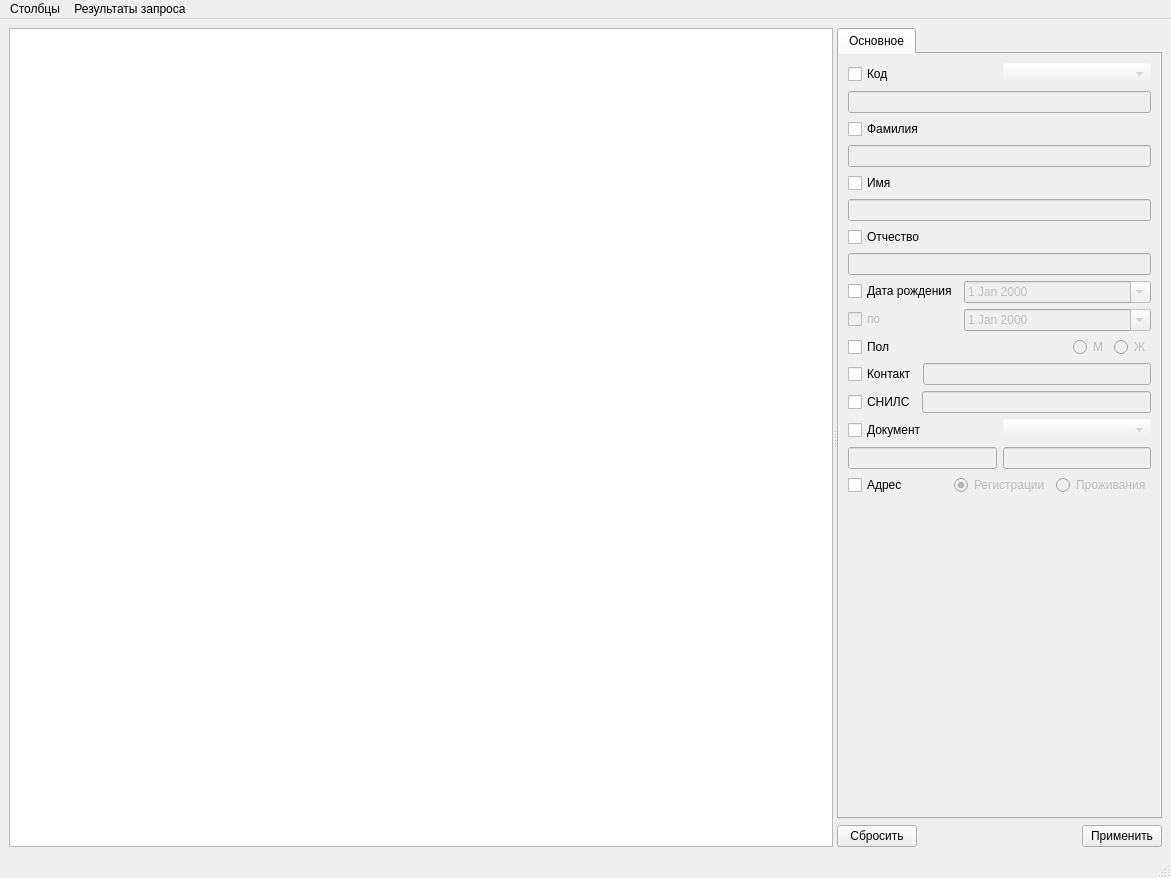
This is search_window.ui in glooer/dip as Qt 5 draws it before an edit. The edited form follows.
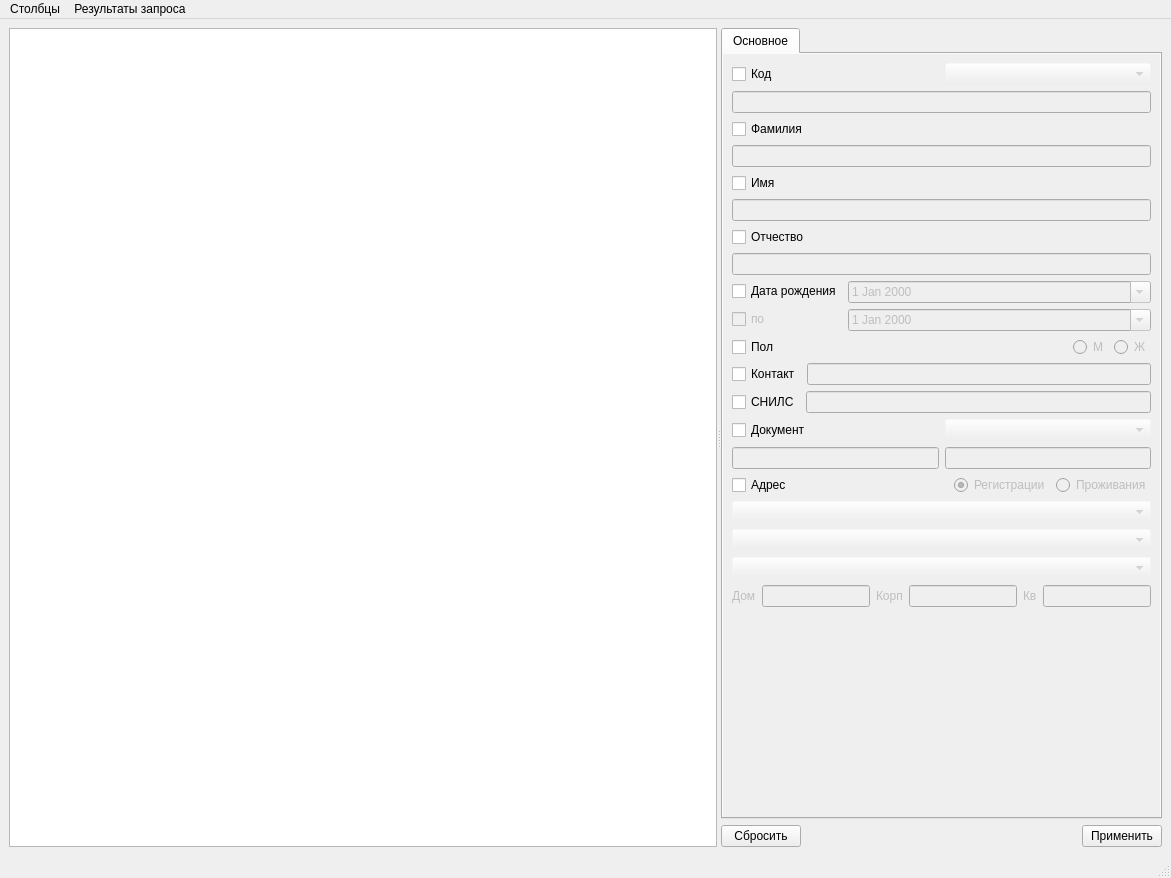
This is the edited form.

```diff
--- a/search_window.ui
+++ b/search_window.ui
@@ -415,6 +415,13 @@
                 </item>
                 <item>
                  <layout class="QGridLayout" name="address_Layout">
+                  <item row="2" column="0" colspan="3">
+                   <widget class="QComboBox" name="address_select_city">
+                    <property name="enabled">
+                     <bool>false</bool>
+                    </property>
+                   </widget>
+                  </item>
                   <item row="0" column="2">
                    <layout class="QHBoxLayout" name="horizontalLayout">
                     <item>
@@ -451,13 +458,6 @@
                     </item>
                    </layout>
                   </item>
-                  <item row="0" column="0">
-                   <widget class="QCheckBox" name="address_checkBox">
-                    <property name="text">
-                     <string>Адрес</string>
-                    </property>
-                   </widget>
-                  </item>
                   <item row="0" column="1">
                    <spacer name="horizontalSpacer_3">
                     <property name="orientation">
@@ -471,6 +471,82 @@
                     </property>
                    </spacer>
                   </item>
+                  <item row="0" column="0">
+                   <widget class="QCheckBox" name="address_checkBox">
+                    <property name="text">
+                     <string>Адрес</string>
+                    </property>
+                   </widget>
+                  </item>
+                  <item row="3" column="0" colspan="3">
+                   <widget class="QComboBox" name="address_select_street">
+                    <property name="enabled">
+                     <bool>false</bool>
+                    </property>
+                   </widget>
+                  </item>
+                  <item row="1" column="0" colspan="3">
+                   <widget class="QComboBox" name="address_select_area">
+                    <property name="enabled">
+                     <bool>false</bool>
+                    </property>
+                   </widget>
+                  </item>
+                  <item row="4" column="0" colspan="3">
+                   <layout class="QHBoxLayout" name="horizontalLayout_2">
+                    <item>
+                     <widget class="QLabel" name="address_text_home">
+                      <property name="enabled">
+                       <bool>false</bool>
+                      </property>
+                      <property name="text">
+                       <string>Дом</string>
+                      </property>
+                     </widget>
+                    </item>
+                    <item>
+                     <widget class="QLineEdit" name="address_home">
+                      <property name="enabled">
+                       <bool>false</bool>
+                      </property>
+                     </widget>
+                    </item>
+                    <item>
+                     <widget class="QLabel" name="address_text_korp">
+                      <property name="enabled">
+                       <bool>false</bool>
+                      </property>
+                      <property name="text">
+                       <string>Корп</string>
+                      </property>
+                     </widget>
+                    </item>
+                    <item>
+                     <widget class="QLineEdit" name="address_korp">
+                      <property name="enabled">
+                       <bool>false</bool>
+                      </property>
+                     </widget>
+                    </item>
+                    <item>
+                     <widget class="QLabel" name="address_text_flat">
+                      <property name="enabled">
+                       <bool>false</bool>
+                      </property>
+                      <property name="text">
+                       <string>Кв</string>
+                      </property>
+                     </widget>
+                    </item>
+                    <item>
+                     <widget class="QLineEdit" name="address_flat">
+                      <property name="enabled">
+                       <bool>false</bool>
+                      </property>
+                     </widget>
+                    </item>
+                   </layout>
+                  </item>
                  </layout>
                 </item>
                 <item>
```
Left out of the diff: 144 changed lines with no effect on the pictures.
